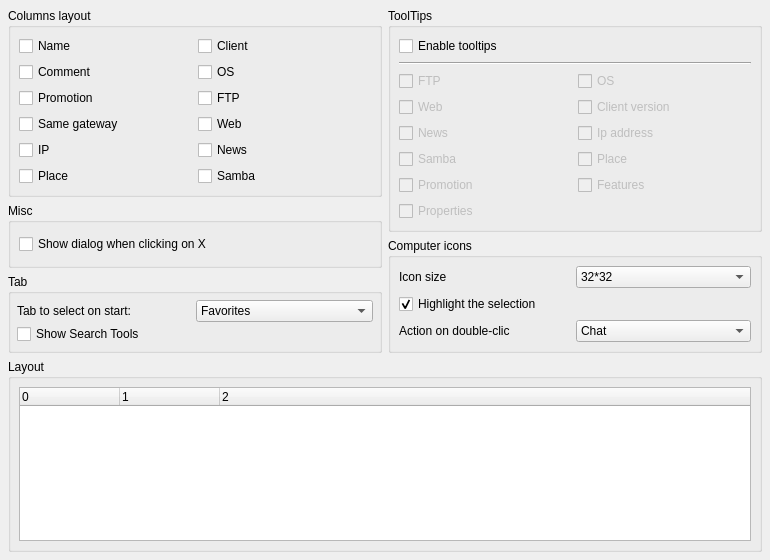
Fruneau/qRezix, file modules/mainui/rzxmainuipropui.ui: the form before one commit.
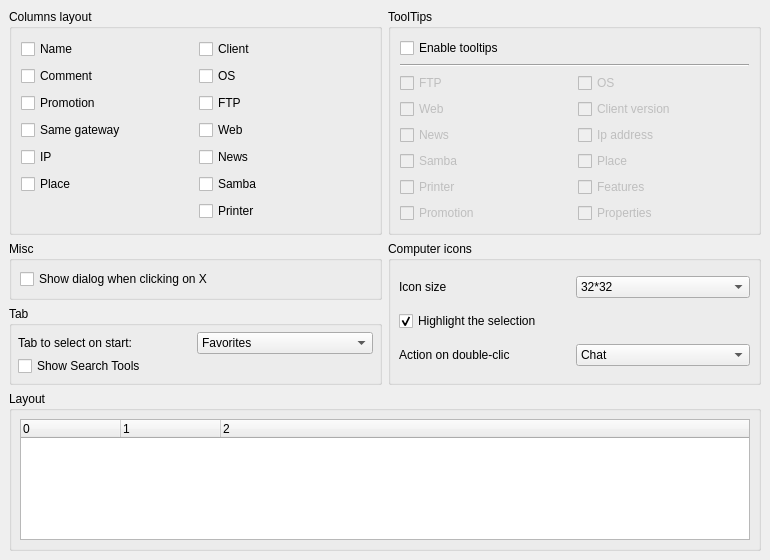
The form after the commit.

Commit message: ImplÃ©mentation de l'idÃ©e de Sean = possibilitÃ© d'afficher la prÃ©sence d'une imprimante... On utilise le vieux HotLine qui est obsolÃšte pour Ã§a...

Patch:
```diff
--- a/modules/mainui/rzxmainuipropui.ui
+++ b/modules/mainui/rzxmainuipropui.ui
@@ -17,143 +17,171 @@
   </property>
   <layout class="QGridLayout" >
    <property name="margin" >
-    <number>8</number>
+    <number>9</number>
    </property>
    <property name="spacing" >
     <number>6</number>
    </property>
-   <item row="4" column="0" colspan="2" >
-    <widget class="QGroupBox" name="groupRezal" >
+   <item row="0" column="1" >
+    <widget class="QGroupBox" name="grpToolTips" >
+     <property name="whatsThis" >
+      <string>&lt;h3>ToolTips&lt;/h3>&lt;p>ToolTips are little windows that appears when you </string>
+     </property>
      <property name="title" >
-      <string>Layout</string>
+      <string>ToolTips</string>
      </property>
+     <property name="flat" >
+      <bool>false</bool>
+     </property>
+     <property name="checkable" >
+      <bool>false</bool>
+     </property>
      <layout class="QGridLayout" >
       <property name="margin" >
-       <number>8</number>
+       <number>9</number>
       </property>
       <property name="spacing" >
        <number>6</number>
       </property>
-      <item row="0" column="0" >
-       <widget class="QTreeWidget" name="rezalList" >
-        <property name="rootIsDecorated" >
+      <item row="6" column="0" >
+       <widget class="QCheckBox" name="cbTooltipPrinter" >
+        <property name="enabled" >
          <bool>false</bool>
         </property>
-        <property name="uniformRowHeights" >
-         <bool>true</bool>
+        <property name="text" >
+         <string>Printer</string>
         </property>
-        <property name="itemsExpandable" >
+       </widget>
+      </item>
+      <item row="5" column="0" >
+       <widget class="QCheckBox" name="cbTooltipSamba" >
+        <property name="enabled" >
          <bool>false</bool>
         </property>
-        <property name="columnCount" >
-         <number>3</number>
+        <property name="text" >
+         <string>Samba</string>
         </property>
-        <column>
-         <property name="text" >
-          <string>0</string>
-         </property>
-        </column>
-        <column>
-         <property name="text" >
-          <string>1</string>
-         </property>
-        </column>
-        <column>
-         <property name="text" >
-          <string>2</string>
-         </property>
-        </column>
        </widget>
       </item>
-     </layout>
-    </widget>
-   </item>
-   <item rowspan="2" row="1" column="0" >
-    <widget class="QGroupBox" name="groupMisc" >
-     <property name="title" >
-      <string>Misc</string>
-     </property>
-     <layout class="QGridLayout" >
-      <property name="margin" >
-       <number>8</number>
-      </property>
-      <property name="spacing" >
-       <number>6</number>
-      </property>
-      <item row="0" column="0" >
-       <widget class="QCheckBox" name="cbQuit" >
-        <property name="whatsThis" >
-         <string>&lt;h3>Quitting dialog&lt;/h3>&lt;p>Enable/disable the dialog box which is displayed when you close the qRezix's main window&lt;/p></string>
+      <item row="7" column="0" >
+       <widget class="QCheckBox" name="cbTooltipPromo" >
+        <property name="enabled" >
+         <bool>false</bool>
         </property>
         <property name="text" >
-         <string>Show dialog when clicking on X</string>
+         <string>Promotion</string>
         </property>
        </widget>
       </item>
-     </layout>
-    </widget>
-   </item>
-   <item row="3" column="0" >
-    <widget class="QGroupBox" name="groupTabs" >
-     <property name="title" >
-      <string>Tab</string>
-     </property>
-     <layout class="QGridLayout" >
-      <property name="margin" >
-       <number>6</number>
-      </property>
-      <property name="spacing" >
-       <number>2</number>
-      </property>
-      <item row="1" column="0" >
-       <widget class="QCheckBox" name="cbSearch" >
-        <property name="whatsThis" >
-         <string>&lt;h3>Search&lt;/h3>&lt;p>Do you want to see the search tool ?&lt;/p></string>
+      <item row="7" column="1" >
+       <widget class="QCheckBox" name="cbTooltipProperties" >
+        <property name="enabled" >
+         <bool>false</bool>
         </property>
         <property name="text" >
-         <string>Show Search Tools</string>
+         <string>Properties</string>
         </property>
        </widget>
       </item>
-      <item row="0" column="0" >
-       <layout class="QHBoxLayout" >
-        <property name="margin" >
-         <number>0</number>
+      <item row="4" column="1" >
+       <widget class="QCheckBox" name="cbTooltipIP" >
+        <property name="enabled" >
+         <bool>false</bool>
         </property>
-        <property name="spacing" >
-         <number>2</number>
+        <property name="text" >
+         <string>Ip address</string>
         </property>
-        <item>
-         <widget class="QLabel" name="lblDefaultTab" >
-          <property name="text" >
-           <string>Tab to select on start:</string>
-          </property>
-          <property name="buddy" >
-           <cstring>cmbDefaultTab</cstring>
-          </property>
-         </widget>
-        </item>
-        <item>
-         <widget class="QComboBox" name="cmbDefaultTab" >
-          <property name="whatsThis" >
-           <string>&lt;h3>Tab&lt;/h3>&lt;p>When you launch qRezix, you can choose to see the Favorites tab or the Everybody tab. qRezix is faster when you choose de Favorites tab&lt;/p></string>
-          </property>
-          <property name="currentIndex" >
-           <number>0</number>
-          </property>
-          <item>
-           <property name="text" >
-            <string>Favorites</string>
-           </property>
-          </item>
-          <item>
-           <property name="text" >
-            <string>Everybody</string>
-           </property>
-          </item>
-         </widget>
-        </item>
-       </layout>
+       </widget>
+      </item>
+      <item row="4" column="0" >
+       <widget class="QCheckBox" name="cbTooltipNews" >
+        <property name="enabled" >
+         <bool>false</bool>
+        </property>
+        <property name="text" >
+         <string>News</string>
+        </property>
+       </widget>
+      </item>
+      <item row="3" column="1" >
+       <widget class="QCheckBox" name="cbTooltipVersion" >
+        <property name="enabled" >
+         <bool>false</bool>
+        </property>
+        <property name="text" >
+         <string>Client version</string>
+        </property>
+       </widget>
+      </item>
+      <item row="3" column="0" >
+       <widget class="QCheckBox" name="cbTooltipHttp" >
+        <property name="enabled" >
+         <bool>false</bool>
+        </property>
+        <property name="text" >
+         <string>Web</string>
+        </property>
+       </widget>
+      </item>
+      <item row="2" column="1" >
+       <widget class="QCheckBox" name="cbTooltipOS" >
+        <property name="enabled" >
+         <bool>false</bool>
+        </property>
+        <property name="text" >
+         <string>OS</string>
+        </property>
+       </widget>
+      </item>
+      <item row="2" column="0" >
+       <widget class="QCheckBox" name="cbTooltipFtp" >
+        <property name="enabled" >
+         <bool>false</bool>
+        </property>
+        <property name="text" >
+         <string>FTP</string>
+        </property>
+       </widget>
+      </item>
+      <item row="1" column="0" colspan="2" >
+       <widget class="Line" name="line2" >
+        <property name="frameShape" >
+         <enum>QFrame::HLine</enum>
+        </property>
+        <property name="frameShadow" >
+         <enum>QFrame::Sunken</enum>
+        </property>
+        <property name="orientation" >
+         <enum>Qt::Horizontal</enum>
+        </property>
+       </widget>
+      </item>
+      <item row="5" column="1" >
+       <widget class="QCheckBox" name="cbTooltipResal" >
+        <property name="enabled" >
+         <bool>false</bool>
+        </property>
+        <property name="text" >
+         <string>Place</string>
+        </property>
+       </widget>
+      </item>
+      <item row="6" column="1" >
+       <widget class="QCheckBox" name="cbTooltipFeatures" >
+        <property name="enabled" >
+         <bool>false</bool>
+        </property>
+        <property name="text" >
+         <string>Features</string>
+        </property>
+       </widget>
+      </item>
+      <item row="0" column="0" colspan="2" >
+       <widget class="QCheckBox" name="cbTooltips" >
+        <property name="text" >
+         <string>Enable tooltips</string>
+        </property>
+       </widget>
       </item>
      </layout>
     </widget>
@@ -168,29 +196,71 @@
      </property>
      <layout class="QGridLayout" >
       <property name="margin" >
-       <number>8</number>
+       <number>9</number>
       </property>
       <property name="spacing" >
        <number>6</number>
       </property>
-      <item row="0" column="0" >
-       <widget class="QCheckBox" name="cbcNom" >
+      <item row="6" column="1" >
+       <widget class="QCheckBox" name="cbcPrinter" >
         <property name="text" >
-         <string>Name</string>
+         <string>Printer</string>
         </property>
        </widget>
       </item>
-      <item row="2" column="1" >
-       <widget class="QCheckBox" name="cbcFTP" >
+      <item row="5" column="1" >
+       <widget class="QCheckBox" name="cbcSamba" >
         <property name="text" >
-         <string>FTP</string>
+         <string>Samba</string>
         </property>
        </widget>
       </item>
-      <item row="1" column="1" >
-       <widget class="QCheckBox" name="cbcOS" >
+      <item row="4" column="1" >
+       <widget class="QCheckBox" name="cbcNews" >
         <property name="text" >
-         <string>OS</string>
+         <string>News</string>
+        </property>
+       </widget>
+      </item>
+      <item row="5" column="0" >
+       <widget class="QCheckBox" name="cbcResal" >
+        <property name="text" >
+         <string>Place</string>
+        </property>
+       </widget>
+      </item>
+      <item row="4" column="0" >
+       <widget class="QCheckBox" name="cbcIP" >
+        <property name="text" >
+         <string>IP</string>
+        </property>
+       </widget>
+      </item>
+      <item row="3" column="0" >
+       <widget class="QCheckBox" name="cbcGateway" >
+        <property name="text" >
+         <string>Same gateway</string>
+        </property>
+       </widget>
+      </item>
+      <item row="2" column="0" >
+       <widget class="QCheckBox" name="cbcPromo" >
+        <property name="text" >
+         <string>Promotion</string>
+        </property>
+       </widget>
+      </item>
+      <item row="1" column="0" >
+       <widget class="QCheckBox" name="cbcRemarque" >
+        <property name="text" >
+         <string>Comment</string>
+        </property>
+       </widget>
+      </item>
+      <item row="3" column="1" >
+       <widget class="QCheckBox" name="cbcHTTP" >
+        <property name="text" >
+         <string>Web</string>
         </property>
        </widget>
       </item>
@@ -201,66 +271,56 @@
         </property>
        </widget>
       </item>
-      <item row="3" column="1" >
-       <widget class="QCheckBox" name="cbcHTTP" >
+      <item row="1" column="1" >
+       <widget class="QCheckBox" name="cbcOS" >
         <property name="text" >
-         <string>Web</string>
+         <string>OS</string>
         </property>
        </widget>
       </item>
-      <item row="1" column="0" >
-       <widget class="QCheckBox" name="cbcRemarque" >
+      <item row="2" column="1" >
+       <widget class="QCheckBox" name="cbcFTP" >
         <property name="text" >
-         <string>Comment</string>
+         <string>FTP</string>
         </property>
        </widget>
       </item>
-      <item row="2" column="0" >
-       <widget class="QCheckBox" name="cbcPromo" >
+      <item row="0" column="0" >
+       <widget class="QCheckBox" name="cbcNom" >
         <property name="text" >
-         <string>Promotion</string>
+         <string>Name</string>
         </property>
        </widget>
       </item>
-      <item row="3" column="0" >
-       <widget class="QCheckBox" name="cbcGateway" >
-        <property name="text" >
-         <string>Same gateway</string>
+     </layout>
+    </widget>
+   </item>
+   <item row="1" column="0" >
+    <widget class="QGroupBox" name="groupMisc" >
+     <property name="title" >
+      <string>Misc</string>
+     </property>
+     <layout class="QGridLayout" >
+      <property name="margin" >
+       <number>8</number>
+      </property>
+      <property name="spacing" >
+       <number>6</number>
+      </property>
+      <item row="0" column="0" >
+       <widget class="QCheckBox" name="cbQuit" >
+        <property name="whatsThis" >
+         <string>&lt;h3>Quitting dialog&lt;/h3>&lt;p>Enable/disable the dialog box which is displayed when you close the qRezix's main window&lt;/p></string>
         </property>
-       </widget>
-      </item>
-      <item row="4" column="0" >
-       <widget class="QCheckBox" name="cbcIP" >
         <property name="text" >
-         <string>IP</string>
+         <string>Show dialog when clicking on X</string>
         </property>
        </widget>
       </item>
-      <item row="5" column="0" >
-       <widget class="QCheckBox" name="cbcResal" >
-        <property name="text" >
-         <string>Place</string>
-        </property>
-       </widget>
-      </item>
-      <item row="4" column="1" >
-       <widget class="QCheckBox" name="cbcNews" >
-        <property name="text" >
-         <string>News</string>
-        </property>
-       </widget>
-      </item>
-      <item row="5" column="1" >
-       <widget class="QCheckBox" name="cbcSamba" >
-        <property name="text" >
-         <string>Samba</string>
-        </property>
-       </widget>
-      </item>
      </layout>
     </widget>
    </item>
-   <item rowspan="2" row="2" column="1" >
+   <item rowspan="2" row="1" column="1" >
     <widget class="QGroupBox" name="groupIcons" >
      <property name="title" >
       <string>Computer icons</string>
@@ -362,19 +422,75 @@
      </layout>
     </widget>
    </item>
-   <item rowspan="2" row="0" column="1" >
-    <widget class="QGroupBox" name="grpToolTips" >
-     <property name="whatsThis" >
-      <string>&lt;h3>ToolTips&lt;/h3>&lt;p>ToolTips are little windows that appears when you </string>
-     </property>
+   <item row="2" column="0" >
+    <widget class="QGroupBox" name="groupTabs" >
      <property name="title" >
-      <string>ToolTips</string>
+      <string>Tab</string>
      </property>
-     <property name="flat" >
-      <bool>false</bool>
-     </property>
-     <property name="checkable" >
-      <bool>false</bool>
+     <layout class="QGridLayout" >
+      <property name="margin" >
+       <number>6</number>
+      </property>
+      <property name="spacing" >
+       <number>2</number>
+      </property>
+      <item row="1" column="0" >
+       <widget class="QCheckBox" name="cbSearch" >
+        <property name="whatsThis" >
+         <string>&lt;h3>Search&lt;/h3>&lt;p>Do you want to see the search tool ?&lt;/p></string>
+        </property>
+        <property name="text" >
+         <string>Show Search Tools</string>
+        </property>
+       </widget>
+      </item>
+      <item row="0" column="0" >
+       <layout class="QHBoxLayout" >
+        <property name="margin" >
+         <number>0</number>
+        </property>
+        <property name="spacing" >
+         <number>2</number>
+        </property>
+        <item>
+         <widget class="QLabel" name="lblDefaultTab" >
+          <property name="text" >
+           <string>Tab to select on start:</string>
+          </property>
+          <property name="buddy" >
+           <cstring>cmbDefaultTab</cstring>
+          </property>
+         </widget>
+        </item>
+        <item>
+         <widget class="QComboBox" name="cmbDefaultTab" >
+          <property name="whatsThis" >
+           <string>&lt;h3>Tab&lt;/h3>&lt;p>When you launch qRezix, you can choose to see the Favorites tab or the Everybody tab. qRezix is faster when you choose de Favorites tab&lt;/p></string>
+          </property>
+          <property name="currentIndex" >
+           <number>0</number>
+          </property>
+          <item>
+           <property name="text" >
+            <string>Favorites</string>
+           </property>
+          </item>
+          <item>
+           <property name="text" >
+            <string>Everybody</string>
+           </property>
+          </item>
+         </widget>
+        </item>
+       </layout>
+      </item>
+     </layout>
+    </widget>
+   </item>
+   <item row="3" column="0" colspan="2" >
+    <widget class="QGroupBox" name="groupRezal" >
+     <property name="title" >
+      <string>Layout</string>
      </property>
      <layout class="QGridLayout" >
       <property name="margin" >
@@ -383,134 +499,35 @@
       <property name="spacing" >
        <number>6</number>
       </property>
-      <item row="0" column="0" colspan="2" >
-       <widget class="QCheckBox" name="cbTooltips" >
-        <property name="text" >
-         <string>Enable tooltips</string>
-        </property>
-       </widget>
-      </item>
-      <item row="6" column="1" >
-       <widget class="QCheckBox" name="cbTooltipFeatures" >
-        <property name="enabled" >
+      <item row="0" column="0" >
+       <widget class="QTreeWidget" name="rezalList" >
+        <property name="rootIsDecorated" >
          <bool>false</bool>
         </property>
-        <property name="text" >
-         <string>Features</string>
+        <property name="uniformRowHeights" >
+         <bool>true</bool>
         </property>
-       </widget>
-      </item>
-      <item row="5" column="1" >
-       <widget class="QCheckBox" name="cbTooltipResal" >
-        <property name="enabled" >
+        <property name="itemsExpandable" >
          <bool>false</bool>
         </property>
-        <property name="text" >
-         <string>Place</string>
+        <property name="columnCount" >
+         <number>3</number>
         </property>
-       </widget>
-      </item>
-      <item row="1" column="0" colspan="2" >
-       <widget class="Line" name="line2" >
-        <property name="frameShape" >
-         <enum>QFrame::HLine</enum>
-        </property>
-        <property name="frameShadow" >
-         <enum>QFrame::Sunken</enum>
-        </property>
-        <property name="orientation" >
-         <enum>Qt::Horizontal</enum>
-        </property>
-       </widget>
-      </item>
-      <item row="2" column="0" >
-       <widget class="QCheckBox" name="cbTooltipFtp" >
-        <property name="enabled" >
-         <bool>false</bool>
-        </property>
-        <property name="text" >
-         <string>FTP</string>
-        </property>
-       </widget>
-      </item>
-      <item row="2" column="1" >
-       <widget class="QCheckBox" name="cbTooltipOS" >
-        <property name="enabled" >
-         <bool>false</bool>
-        </property>
-        <property name="text" >
-         <string>OS</string>
-        </property>
-       </widget>
-      </item>
-      <item row="3" column="0" >
-       <widget class="QCheckBox" name="cbTooltipHttp" >
-        <property name="enabled" >
-         <bool>false</bool>
-        </property>
-        <property name="text" >
-         <string>Web</string>
-        </property>
-       </widget>
-      </item>
-      <item row="3" column="1" >
-       <widget class="QCheckBox" name="cbTooltipVersion" >
-        <property name="enabled" >
-         <bool>false</bool>
-        </property>
-        <property name="text" >
-         <string>Client version</string>
-        </property>
-       </widget>
-      </item>
-      <item row="4" column="0" >
-       <widget class="QCheckBox" name="cbTooltipNews" >
-        <property name="enabled" >
-         <bool>false</bool>
-        </property>
-        <property name="text" >
-         <string>News</string>
-        </property>
-       </widget>
-      </item>
-      <item row="4" column="1" >
-       <widget class="QCheckBox" name="cbTooltipIP" >
-        <property name="enabled" >
-         <bool>false</bool>
-        </property>
-        <property name="text" >
-         <string>Ip address</string>
-        </property>
-       </widget>
-      </item>
-      <item row="5" column="0" >
-       <widget class="QCheckBox" name="cbTooltipSamba" >
-        <property name="enabled" >
-         <bool>false</bool>
-        </property>
-        <property name="text" >
-         <string>Samba</string>
-        </property>
-       </widget>
-      </item>
-      <item row="6" column="0" >
-       <widget class="QCheckBox" name="cbTooltipPromo" >
-        <property name="enabled" >
-         <bool>false</bool>
-        </property>
-        <property name="text" >
-         <string>Promotion</string>
-        </property>
-       </widget>
-      </item>
-      <item row="7" column="0" >
-       <widget class="QCheckBox" name="cbTooltipProperties" >
-        <property name="enabled" >
-         <bool>false</bool>
-        </property>
-        <property name="text" >
-         <string>Properties</string>
-        </property>
+        <column>
+         <property name="text" >
+          <string>0</string>
+         </property>
+        </column>
+        <column>
+         <property name="text" >
+          <string>1</string>
+         </property>
+        </column>
+        <column>
+         <property name="text" >
+          <string>2</string>
+         </property>
+        </column>
        </widget>
       </item>
      </layout>
```
Left out of the diff: 104 changed lines with no effect on the pictures. The commit also changes 16 other files.
